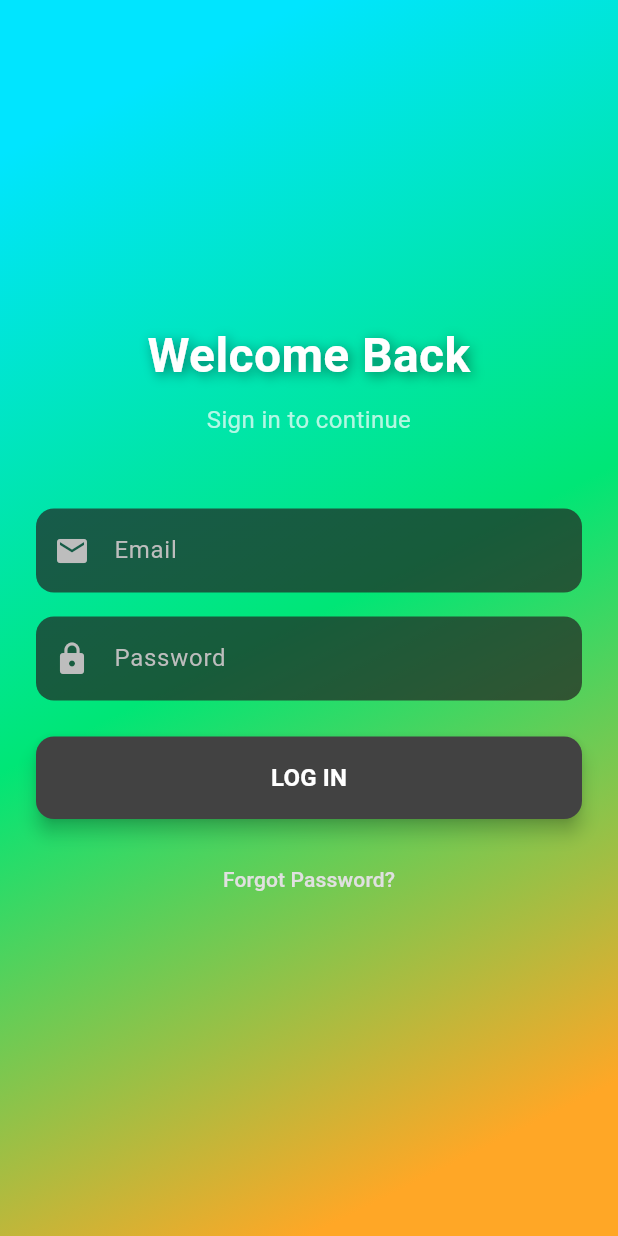
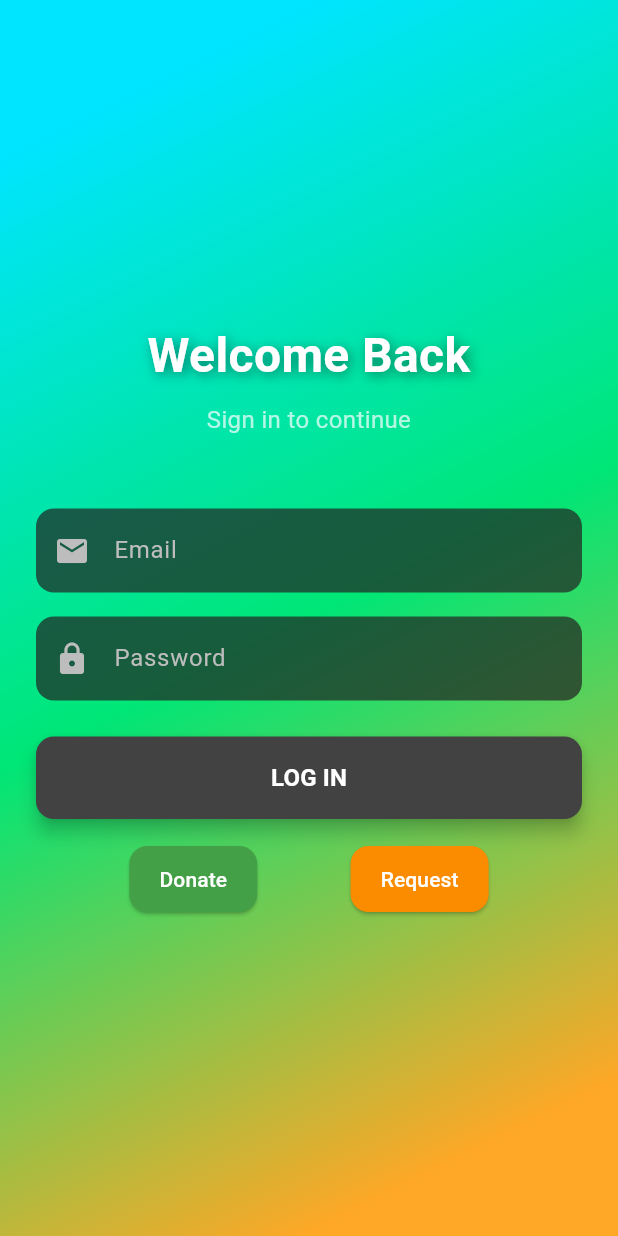
Before and after one commit to EduShare000/EduShare, a Flutter app: the screen it shows after launch, on a phone screen of 412 x 824 dp. Run offline on Flutter 3.47's test engine with Material 3 defaults, Android fonts, the phone set to English and light mode, and no system bars.

Commit message:
Added buttons to chose between donate and receive.

```diff
--- a/edushare/lib/main.dart
+++ b/edushare/lib/main.dart
@@ -106,8 +106,7 @@ class LoginPage extends StatelessWidget {
                 ),
                 const SizedBox(height: 24.0),
                 ElevatedButton(
-                  onPressed: () {
-                  },
+                  onPressed: () {},
                   style: ElevatedButton.styleFrom(
                     backgroundColor: Colors.grey[800],
                     foregroundColor: Colors.white,
@@ -117,17 +116,46 @@ class LoginPage extends StatelessWidget {
                     ),
                     elevation: 5,
                   ),
-                  child: const Text('LOG IN',
-                      style:
-                          TextStyle(fontSize: 16, fontWeight: FontWeight.bold)),
+                  child: const Text(
+                    'LOG IN',
+                    style: TextStyle(fontSize: 16, fontWeight: FontWeight.bold),
+                  ),
                 ),
                 const SizedBox(height: 16.0),
-                TextButton(
-                  onPressed: () {},
-                  child: Text(
-                    'Forgot Password?',
-                    style: TextStyle(color: Colors.grey[300]),
-                  ),
+                Row(
+                  mainAxisAlignment: MainAxisAlignment.spaceEvenly,
+                  children: [
+                    ElevatedButton(
+                      onPressed: () {
+                        // TODO: Navigate to donate page
+                      },
+                      style: ElevatedButton.styleFrom(
+                        backgroundColor: Colors.green[600],
+                        foregroundColor: Colors.white,
+                        padding: const EdgeInsets.symmetric(
+                            horizontal: 20, vertical: 12),
+                        shape: RoundedRectangleBorder(
+                          borderRadius: BorderRadius.circular(12.0),
+                        ),
+                      ),
+                      child: const Text("Donate"),
+                    ),
+                    ElevatedButton(
+                      onPressed: () {
+                        // TODO: Navigate to request page
+                      },
+                      style: ElevatedButton.styleFrom(
+                        backgroundColor: Colors.orange[600],
+                        foregroundColor: Colors.white,
+                        padding: const EdgeInsets.symmetric(
+                            horizontal: 20, vertical: 12),
+                        shape: RoundedRectangleBorder(
+                          borderRadius: BorderRadius.circular(12.0),
+                        ),
+                      ),
+                      child: const Text("Request"),
+                    ),
+                  ],
                 ),
               ],
             ),
```
